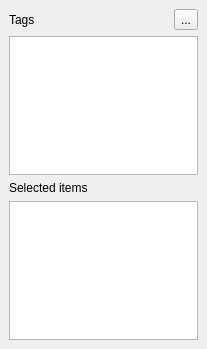
This is MultiProperties.ui in openstreetmap/merkaartor as Qt 5 draws it before an edit. The edited form follows.
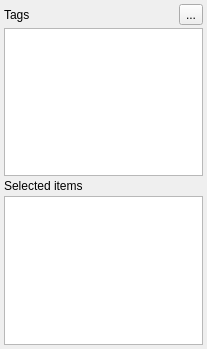
This is the edited form. Icons and pictures are not drawn.

```diff
--- a/MultiProperties.ui
+++ b/MultiProperties.ui
@@ -14,19 +14,10 @@
   </property>
   <layout class="QVBoxLayout" >
    <property name="spacing" >
-    <number>6</number>
+    <number>3</number>
    </property>
-   <property name="leftMargin" >
-    <number>9</number>
-   </property>
-   <property name="topMargin" >
-    <number>9</number>
-   </property>
-   <property name="rightMargin" >
-    <number>9</number>
-   </property>
-   <property name="bottomMargin" >
-    <number>9</number>
+   <property name="margin" >
+    <number>4</number>
    </property>
    <item>
     <layout class="QHBoxLayout" >
```
Left out of the diff: 16 changed lines with no effect on the pictures.
